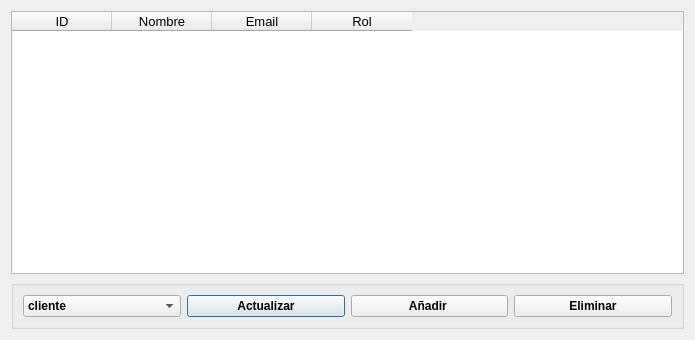
aiglep02/gestion-tapas-leon, file interfaces/admin_usuarios.ui: the form before one commit.
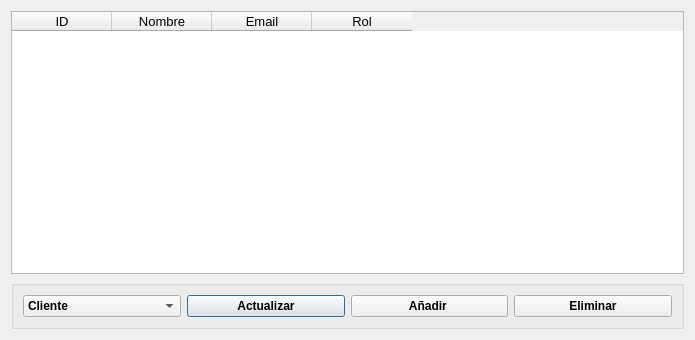
The form after the commit.

The edit to the form file:
```diff
--- a/interfaces/admin_usuarios.ui
+++ b/interfaces/admin_usuarios.ui
@@ -63,7 +63,7 @@
         </property>
         <item>
          <property name="text">
-          <string>cliente</string>
+          <string>Cliente</string>
          </property>
         </item>
         <item>
@@ -79,7 +79,7 @@
        </widget>
       </item>
       <item>
-       <widget class="QPushButton" name="btnActualizar&#10;">
+       <widget class="QPushButton" name="btnActualizar">
         <property name="font">
          <font>
           <pointsize>9</pointsize>
```
Left out of the diff: 8 changed lines with no effect on the pictures.
